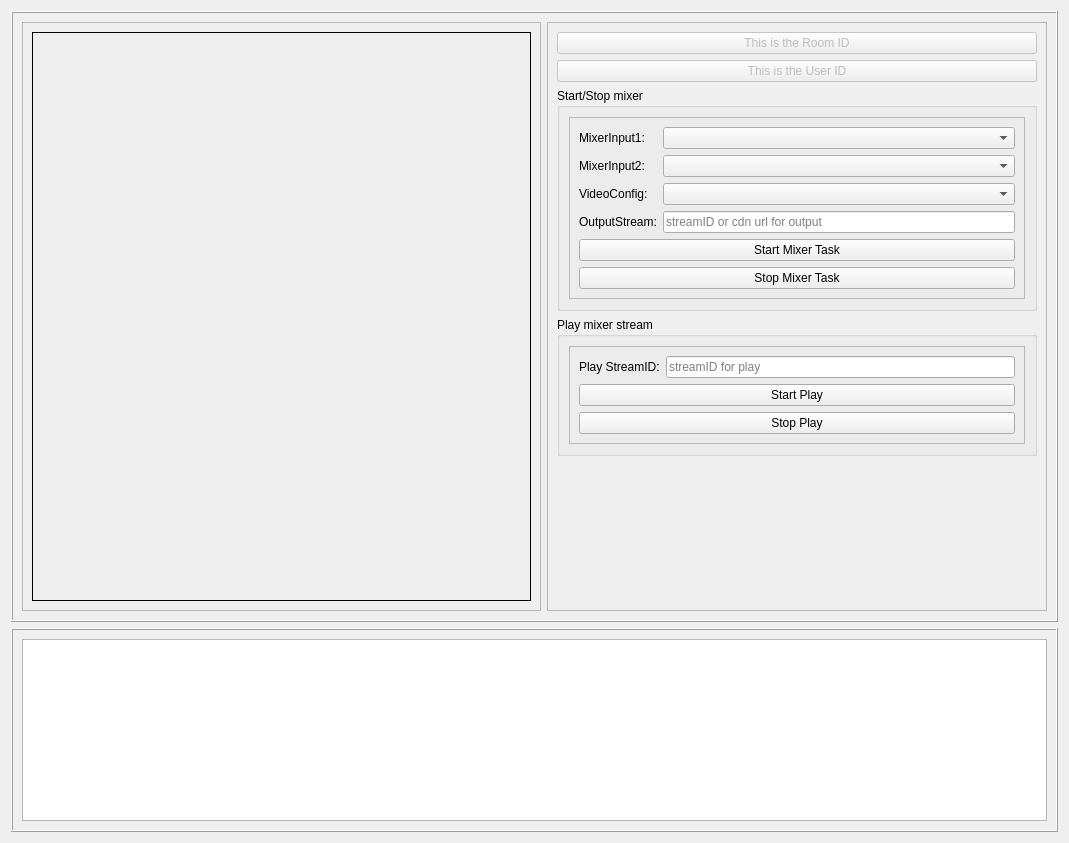
Qt form ZegoExpressTopicsProject/src/Mixer/ZegoMixerDemo.ui (zegoim/zego-express-example-topics-cpp) before a commit.
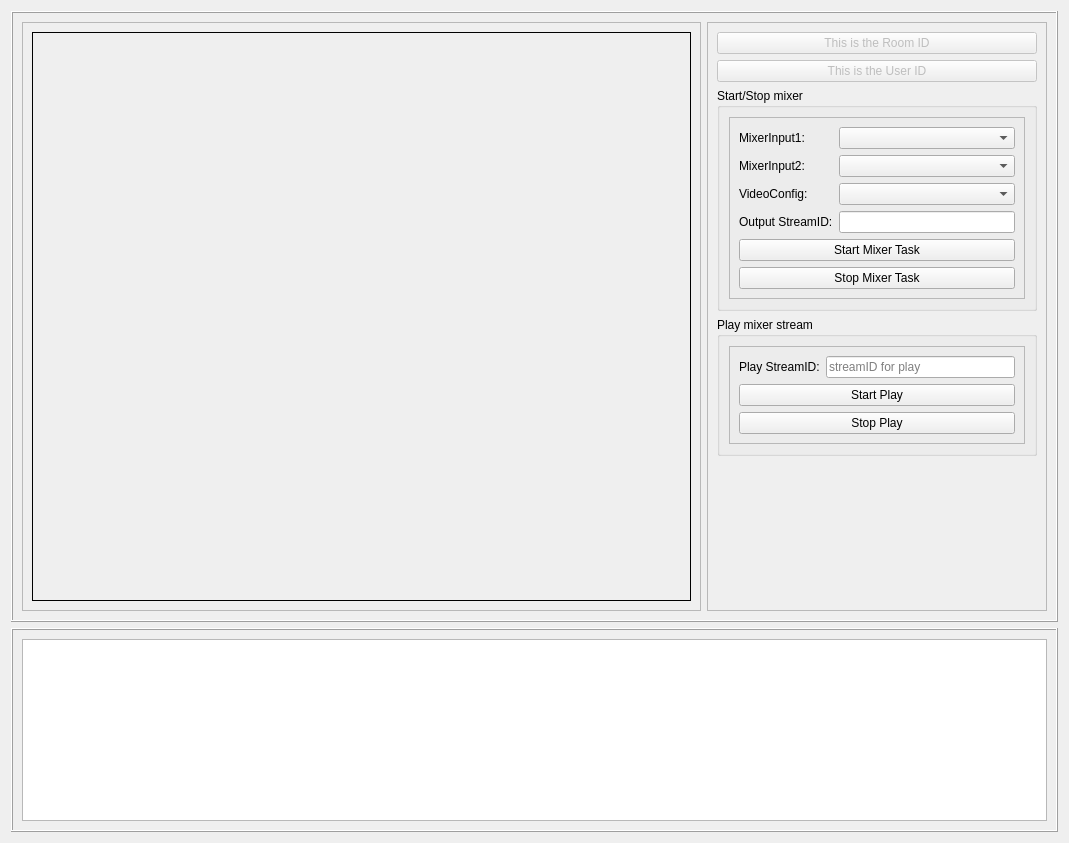
The same form after that commit.

```diff
--- a/ZegoExpressTopicsProject/src/Mixer/ZegoMixerDemo.ui
+++ b/ZegoExpressTopicsProject/src/Mixer/ZegoMixerDemo.ui
@@ -22,7 +22,7 @@
      <property name="frameShadow">
       <enum>QFrame::Raised</enum>
      </property>
-     <layout class="QHBoxLayout" name="horizontalLayout" stretch="0,1">
+     <layout class="QHBoxLayout" name="horizontalLayout" stretch="2,1">
       <item>
        <widget class="QFrame" name="frame_6">
         <property name="frameShape">
@@ -131,21 +131,10 @@
                <item row="3" column="0">
                 <widget class="QLabel" name="label_10">
                  <property name="text">
-                  <string>OutputStream:</string>
+                  <string>Output StreamID:</string>
                  </property>
                 </widget>
                </item>
-               <item row="3" column="1">
-                <layout class="QHBoxLayout" name="horizontalLayout_4">
-                 <item>
-                  <widget class="QLineEdit" name="lineEdit_output_streamID">
-                   <property name="placeholderText">
-                    <string>streamID or cdn url for output</string>
-                   </property>
-                  </widget>
-                 </item>
-                </layout>
-               </item>
                <item row="4" column="0" colspan="2">
                 <widget class="QPushButton" name="pushButton_start_mixer_task">
                  <property name="text">
@@ -160,6 +149,9 @@
                  </property>
                 </widget>
                </item>
+               <item row="3" column="1">
+                <widget class="QLineEdit" name="lineEdit_output_streamID"/>
+               </item>
               </layout>
              </widget>
             </item>
@@ -267,8 +259,8 @@
          <string>&lt;!DOCTYPE HTML PUBLIC &quot;-//W3C//DTD HTML 4.0//EN&quot; &quot;http://www.w3.org/TR/REC-html40/strict.dtd&quot;&gt;
 &lt;html&gt;&lt;head&gt;&lt;meta name=&quot;qrichtext&quot; content=&quot;1&quot; /&gt;&lt;style type=&quot;text/css&quot;&gt;
 p, li { white-space: pre-wrap; }
-&lt;/style&gt;&lt;/head&gt;&lt;body style=&quot; font-family:'SimSun'; font-size:9pt; font-weight:400; font-style:normal;&quot;&gt;
-&lt;p style=&quot;-qt-paragraph-type:empty; margin-top:0px; margin-bottom:0px; margin-left:0px; margin-right:0px; -qt-block-indent:0; text-indent:0px;&quot;&gt;&lt;br /&gt;&lt;/p&gt;&lt;/body&gt;&lt;/html&gt;</string>
+&lt;/style&gt;&lt;/head&gt;&lt;body style=&quot; font-family:'.AppleSystemUIFont'; font-size:13pt; font-weight:400; font-style:normal;&quot;&gt;
+&lt;p style=&quot;-qt-paragraph-type:empty; margin-top:0px; margin-bottom:0px; margin-left:0px; margin-right:0px; -qt-block-indent:0; text-indent:0px; font-family:'SimSun'; font-size:9pt;&quot;&gt;&lt;br /&gt;&lt;/p&gt;&lt;/body&gt;&lt;/html&gt;</string>
         </property>
        </widget>
       </item>
```
